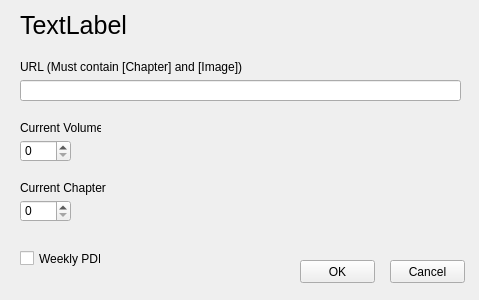
First picture: the form in src/setting.ui, repository BadamBoum/GestionScans, before the edit.
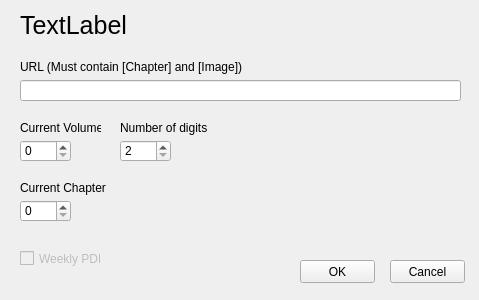
Second picture: the form after the edit.

What changed in the file:
```diff
--- a/src/setting.ui
+++ b/src/setting.ui
@@ -132,6 +132,9 @@
    </property>
   </widget>
   <widget class="QCheckBox" name="BoxWeeklyPDF">
+   <property name="enabled">
+    <bool>false</bool>
+   </property>
    <property name="geometry">
     <rect>
      <x>20</x>
@@ -144,6 +147,35 @@
     <string>Weekly PDF</string>
    </property>
   </widget>
+  <widget class="QLabel" name="Digit">
+   <property name="geometry">
+    <rect>
+     <x>120</x>
+     <y>120</y>
+     <width>111</width>
+     <height>16</height>
+    </rect>
+   </property>
+   <property name="text">
+    <string>Number of digits</string>
+   </property>
+  </widget>
+  <widget class="QSpinBox" name="DigitValue">
+   <property name="geometry">
+    <rect>
+     <x>120</x>
+     <y>140</y>
+     <width>51</width>
+     <height>22</height>
+    </rect>
+   </property>
+   <property name="minimum">
+    <number>2</number>
+   </property>
+   <property name="maximum">
+    <number>4</number>
+   </property>
+  </widget>
  </widget>
  <resources/>
  <connections/>
```
